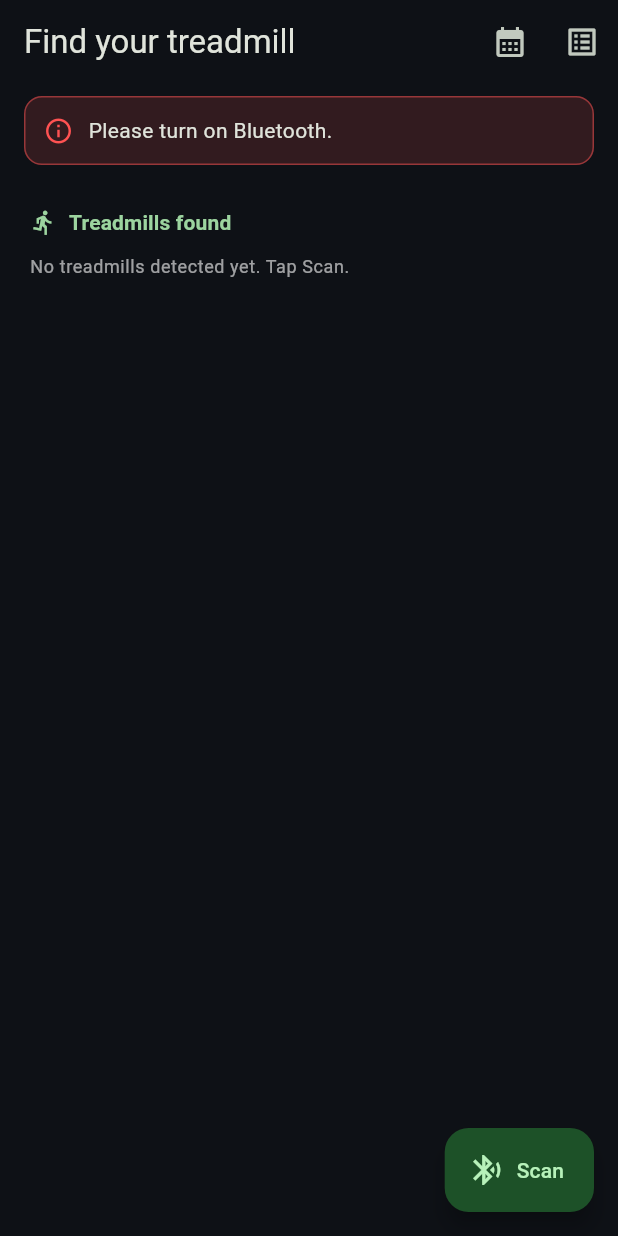
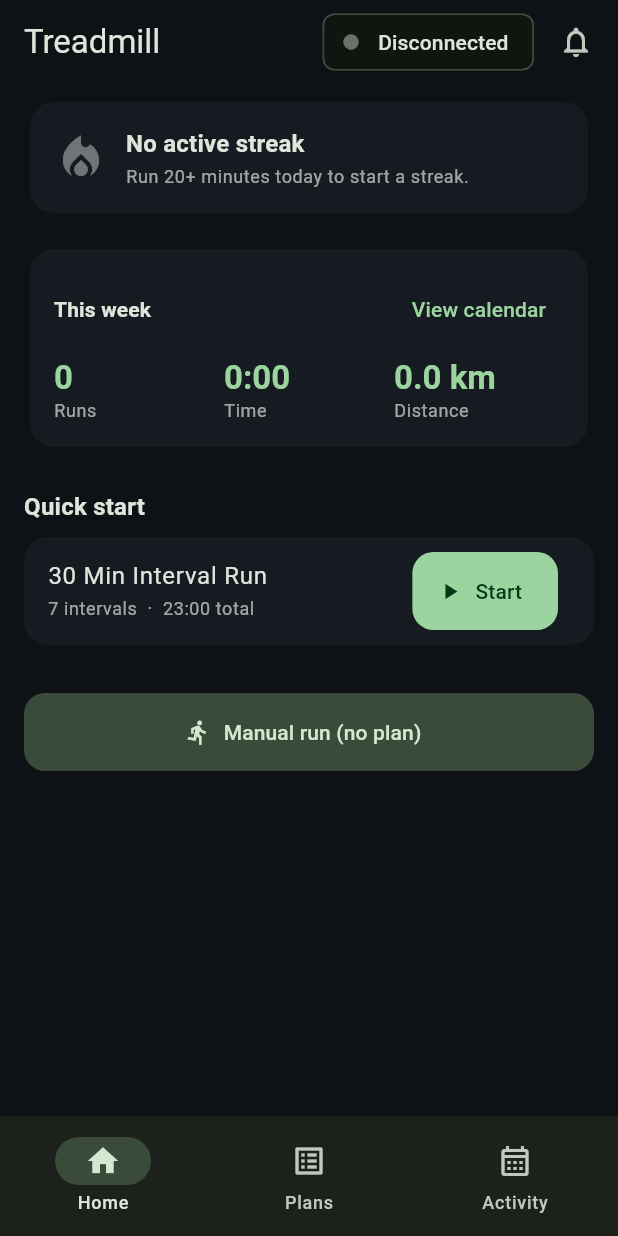
Before and after one commit to GodOfCoding1/treadmill_app, a Flutter app: the screen it shows after launch, on a phone screen of 412 x 824 dp. Run offline on Flutter 3.47's test engine with Material 3 defaults, Android fonts, the phone set to English and light mode, and no system bars; our stand-ins replace flutter_local_notifications, flutter_riverpod, flutter_timezone, go_router, shared_preferences, timezone and 1 more; missing offline and left inert: flutter_foreground_task, universal_ble.

Commit message:
Implement pending intent handling and update navigation structure
- Introduced a `PendingIntent` class to manage user actions requiring treadmill connection.
- Updated routing to include a home screen and reorganized navigation for better user experience.
- Modified the active workout and dashboard screens to navigate to the home screen instead of the dashboard after certain actions.
- Refactored the plan list screen to ensure treadmill connection before starting workouts.
- Enhanced the scan screen to resolve pending intents upon successful connection.

```diff
--- a/lib/app_providers.dart
+++ b/lib/app_providers.dart
@@ -99,3 +99,25 @@ final workoutEngineProvider = ChangeNotifierProvider<WorkoutEngine>((ref) {
   final tracker = ref.read(activityTrackerProvider);
   return WorkoutEngine(ftms, tracker);
 });
+
+/// An action the user wanted to perform but that requires a treadmill
+/// connection first. Set before routing to the scan screen so it can be
+/// resumed automatically once a treadmill is connected.
+sealed class PendingIntent {
+  const PendingIntent();
+}
+
+/// Start the given workout plan once connected.
+class StartPlanIntent extends PendingIntent {
+  const StartPlanIntent(this.plan);
+  final WorkoutPlan plan;
+}
+
+/// Open the manual treadmill control screen once connected.
+class OpenControlIntent extends PendingIntent {
+  const OpenControlIntent();
+}
+
+/// Holds a deferred [PendingIntent] across the connect flow. Cleared once
+/// resolved by the scan screen after a successful connection.
+final pendingIntentProvider = StateProvider<PendingIntent?>((ref) => null);
--- a/lib/ui/active/active_workout_screen.dart
+++ b/lib/ui/active/active_workout_screen.dart
@@ -68,7 +68,9 @@ class _ActiveWorkoutScreenState extends ConsumerState<ActiveWorkoutScreen>
       await engine.stop();
       ref.invalidate(activitiesProvider);
       await rescheduleReminders(ref);
-      if (mounted) context.pop();
+      if (mounted) {
+        context.canPop() ? context.pop() : context.go(AppRoutes.home);
+      }
     }
   }
 
@@ -86,7 +88,7 @@ class _ActiveWorkoutScreenState extends ConsumerState<ActiveWorkoutScreen>
           engine.reset();
           ref.invalidate(activitiesProvider);
           rescheduleReminders(ref);
-          context.go(AppRoutes.dashboard);
+          context.go(AppRoutes.home);
         },
       );
     }
--- /dev/null
+++ b/lib/ui/home/home_screen.dart
@@ -0,0 +1,268 @@
+import 'package:flutter/material.dart';
+import 'package:flutter_riverpod/flutter_riverpod.dart';
+import 'package:go_router/go_router.dart';
+
+import '../../app_providers.dart';
+import '../../ble/ftms_service.dart';
+import '../../core/format.dart';
+import '../../domain/activity_entry.dart';
+import '../../domain/workout_plan.dart';
+import '../connect_gate.dart';
+import '../router.dart';
+import '../widgets/streak_banner.dart';
+
+class HomeScreen extends ConsumerWidget {
+  const HomeScreen({super.key});
+
+  @override
+  Widget build(BuildContext context, WidgetRef ref) {
+    final theme = Theme.of(context);
+
+    return Scaffold(
+      appBar: AppBar(
+        title: const Text('Treadmill'),
+        actions: const [
+          _ConnectionChip(),
+          SizedBox(width: 4),
+          _RemindersButton(),
+          SizedBox(width: 4),
+        ],
+      ),
+      body: ListView(
+        padding: const EdgeInsets.fromLTRB(16, 8, 16, 24),
+        children: [
+          const StreakBanner(),
+          const SizedBox(height: 16),
+          const _WeeklySummaryCard(),
+          const SizedBox(height: 24),
+          Text('Quick start',
+              style: theme.textTheme.titleMedium
+                  ?.copyWith(fontWeight: FontWeight.bold)),
+          const SizedBox(height: 8),
+          const _QuickStartPlans(),
+          const SizedBox(height: 24),
+          FilledButton.tonalIcon(
+            onPressed: () =>
+                ensureConnectedThen(context, ref, const OpenControlIntent()),
+            icon: const Icon(Icons.directions_run),
+            label: const Text('Manual run (no plan)'),
+          ),
+        ],
+      ),
+    );
+  }
+}
+
+class _ConnectionChip extends ConsumerWidget {
+  const _ConnectionChip();
+
+  @override
+  Widget build(BuildContext context, WidgetRef ref) {
+    final theme = Theme.of(context);
+    final ftms = ref.watch(ftmsServiceProvider);
+    final connected = ftms.status == FtmsConnectionStatus.ready;
+    final busy = ftms.status == FtmsConnectionStatus.connecting ||
+        ftms.status == FtmsConnectionStatus.discovering ||
+        ftms.status == FtmsConnectionStatus.requestingControl ||
+        ftms.status == FtmsConnectionStatus.reconnecting;
+
+    final color = connected
+        ? theme.colorScheme.primary
+        : (busy ? Colors.amber : theme.disabledColor);
+    final label = connected
+        ? 'Connected'
+        : (busy ? 'Connecting' : 'Disconnected');
+
+    return ActionChip(
+      avatar: Icon(Icons.circle, size: 12, color: color),
+      label: Text(label),
+      onPressed: () {
+        if (connected) {
+          context.push(AppRoutes.control);
+        } else {
+          context.push(AppRoutes.scan);
+        }
+      },
+    );
+  }
+}
+
+class _RemindersButton extends StatelessWidget {
+  const _RemindersButton();
+
+  @override
+  Widget build(BuildContext context) {
+    return IconButton(
+      tooltip: 'Reminders',
+      icon: const Icon(Icons.notifications_outlined),
+      onPressed: () => context.push(AppRoutes.reminders),
+    );
+  }
+}
+
+class _WeeklySummaryCard extends ConsumerWidget {
+  const _WeeklySummaryCard();
+
+  @override
+  Widget build(BuildContext context, WidgetRef ref) {
+    final theme = Theme.of(context);
+    final activitiesAsync = ref.watch(activitiesProvider);
+
+    final activities = activitiesAsync.asData?.value ?? const <ActivityEntry>[];
+    final now = DateTime.now();
+    // Start of the current week (Monday).
+    final today = DateTime(now.year, now.month, now.day);
+    final weekStart = today.subtract(Duration(days: today.weekday - 1));
+
+    final thisWeek = activities.where((a) {
+      final d = a.day;
+      return !d.isBefore(weekStart);
+    }).toList();
+
+    final runs = thisWeek.length;
+    final totalSec =
+        thisWeek.fold<int>(0, (sum, a) => sum + a.durationSec);
+    final distanceMeters = thisWeek.fold<int>(
+        0, (sum, a) => sum + (a.distanceMeters ?? 0));
+
+    return Card(
+      child: Padding(
+        padding: const EdgeInsets.all(16),
+        child: Column(
+          crossAxisAlignment: CrossAxisAlignment.start,
+          children: [
+            Row(
+              mainAxisAlignment: MainAxisAlignment.spaceBetween,
+              children: [
+                Text('This week',
+                    style: theme.textTheme.titleSmall
+                        ?.copyWith(fontWeight: FontWeight.bold)),
+                TextButton(
+                  onPressed: () => context.go(AppRoutes.activity),
+                  child: const Text('View calendar'),
+                ),
+              ],
+            ),
+            const SizedBox(height: 8),
+            Row(
+              children: [
+                _SummaryStat(label: 'Runs', value: '$runs'),
+                _SummaryStat(
+                    label: 'Time', value: formatDuration(totalSec)),
+                _SummaryStat(
+                  label: 'Distance',
+                  value: '${(distanceMeters / 1000).toStringAsFixed(1)} km',
+                ),
+              ],
+            ),
+          ],
+        ),
+      ),
+    );
+  }
+}
+
+class _SummaryStat extends StatelessWidget {
+  const _SummaryStat({required this.label, required this.value});
+  final String label;
+  final String value;
+
+  @override
+  Widget build(BuildContext context) {
+    final theme = Theme.of(context);
+    return Expanded(
+      child: Column(
+        crossAxisAlignment: CrossAxisAlignment.start,
+        children: [
+          Text(value,
+              style: theme.textTheme.titleLarge?.copyWith(
+                fontWeight: FontWeight.bold,
+                color: theme.colorScheme.primary,
+              )),
+          Text(label,
+              style: theme.textTheme.bodySmall
+                  ?.copyWith(color: theme.hintColor)),
+        ],
+      ),
+    );
+  }
+}
+
+class _QuickStartPlans extends ConsumerWidget {
+  const _QuickStartPlans();
+
+  @override
+  Widget build(BuildContext context, WidgetRef ref) {
+    final plansAsync = ref.watch(plansProvider);
+
+    return plansAsync.when(
+      loading: () => const Padding(
+        padding: EdgeInsets.symmetric(vertical: 24),
+        child: Center(child: CircularProgressIndicator()),
+      ),
+      error: (e, _) => Text('Failed to load plans: $e'),
+      data: (plans) {
+        if (plans.isEmpty) {
+          return Card(
+            child: Padding(
+              padding: const EdgeInsets.all(16),
+              child: Column(
+                crossAxisAlignment: CrossAxisAlignment.start,
+                children: [
+                  const Text('No workout plans yet.'),
+                  const SizedBox(height: 8),
+                  FilledButton.tonal(
+                    onPressed: () => context.go(AppRoutes.plans),
+                    child: const Text('Create a plan'),
+                  ),
+                ],
+              ),
+            ),
+          );
+        }
+
+        final top = plans.take(3).toList();
+        return Column(
+          children: [
+            ...top.map((p) => _QuickPlanTile(plan: p)),
+            if (plans.length > top.length)
+              Align(
+                alignment: Alignment.centerLeft,
+                child: TextButton(
+                  onPressed: () => context.go(AppRoutes.plans),
+                  child: Text('See all ${plans.length} plans'),
+                ),
+              ),
+          ],
+        );
+      },
+    );
+  }
+}
+
+class _QuickPlanTile extends ConsumerWidget {
+  const _QuickPlanTile({required this.plan});
+  final WorkoutPlan plan;
+
+  @override
+  Widget build(BuildContext context, WidgetRef ref) {
+    final theme = Theme.of(context);
+    return Card(
+      margin: const EdgeInsets.only(bottom: 8),
+      child: ListTile(
+        title: Text(plan.name),
+        subtitle: Text(
+          '${plan.intervalCount} intervals  ·  '
+          '${formatDuration(plan.totalDurationSec)} total',
+          style: theme.textTheme.bodySmall?.copyWith(color: theme.hintColor),
+        ),
+        trailing: FilledButton.icon(
+          onPressed: () =>
+              ensureConnectedThen(context, ref, StartPlanIntent(plan)),
+          icon: const Icon(Icons.play_arrow),
+          label: const Text('Start'),
+        ),
+      ),
+    );
+  }
+}
--- a/lib/ui/router.dart
+++ b/lib/ui/router.dart
@@ -1,3 +1,4 @@
+import 'package:flutter/material.dart';
 import 'package:go_router/go_router.dart';
 
 import '../domain/workout_plan.dart';
@@ -5,53 +6,123 @@ import 'active/active_workout_screen.dart';
 import 'activity/activity_calendar_screen.dart';
 import 'builder/plan_builder_screen.dart';
 import 'dashboard/dashboard_screen.dart';
+import 'home/home_screen.dart';
 import 'plans/plan_list_screen.dart';
 import 'scan/scan_screen.dart';
 import 'settings/reminders_screen.dart';
 
 class AppRoutes {
   AppRoutes._();
-  static const scan = '/';
-  static const dashboard = '/dashboard';
+  static const home = '/home';
   static const plans = '/plans';
+  static const activity = '/activity';
+  static const scan = '/scan';
+  static const control = '/control';
   static const planBuilder = '/plans/edit';
   static const activeWorkout = '/active';
-  static const activity = '/activity';
   static const reminders = '/reminders';
 }
 
+final _rootNavigatorKey = GlobalKey<NavigatorState>();
+
 final appRouter = GoRouter(
-  initialLocation: AppRoutes.scan,
+  navigatorKey: _rootNavigatorKey,
+  initialLocation: AppRoutes.home,
   routes: [
+    StatefulShellRoute.indexedStack(
+      builder: (context, state, navigationShell) =>
+          _ScaffoldWithNav(navigationShell: navigationShell),
+      branches: [
+        StatefulShellBranch(
+          routes: [
+            GoRoute(
+              path: AppRoutes.home,
+              builder: (context, state) => const HomeScreen(),
+            ),
+          ],
+        ),
+        StatefulShellBranch(
+          routes: [
+            GoRoute(
+              path: AppRoutes.plans,
+              builder: (context, state) => const PlanListScreen(),
+            ),
+          ],
+        ),
+        StatefulShellBranch(
+          routes: [
+            GoRoute(
+              path: AppRoutes.activity,
+              builder: (context, state) => const ActivityCalendarScreen(),
+            ),
+          ],
+        ),
+      ],
+    ),
     GoRoute(
       path: AppRoutes.scan,
+      parentNavigatorKey: _rootNavigatorKey,
       builder: (context, state) => const ScanScreen(),
     ),
     GoRoute(
-      path: AppRoutes.dashboard,
+      path: AppRoutes.control,
+      parentNavigatorKey: _rootNavigatorKey,
       builder: (context, state) => const DashboardScreen(),
     ),
     GoRoute(
-      path: AppRoutes.plans,
-      builder: (context, state) => const PlanListScreen(),
-    ),
-    GoRoute(
       path: AppRoutes.planBuilder,
+      parentNavigatorKey: _rootNavigatorKey,
       builder: (context, state) =>
           PlanBuilderScreen(existing: state.extra as WorkoutPlan?),
     ),
     GoRoute(
       path: AppRoutes.activeWorkout,
+      parentNavigatorKey: _rootNavigatorKey,
       builder: (context, state) =>
           ActiveWorkoutScreen(plan: state.extra as WorkoutPlan),
     ),
     GoRoute(
-      path: AppRoutes.activity,
-      builder: (context, state) => const ActivityCalendarScreen(),
-    ),
-    GoRoute(
       path: AppRoutes.reminders,
+      parentNavigatorKey: _rootNavigatorKey,
       builder: (context, state) => const RemindersScreen(),
     ),
   ],
 );
+
+/// Hosts the persistent bottom [NavigationBar] for the tabbed branches.
+class _ScaffoldWithNav extends StatelessWidget {
+  const _ScaffoldWithNav({required this.navigationShell});
+
+  final StatefulNavigationShell navigationShell;
+
+  @override
+  Widget build(BuildContext context) {
+    return Scaffold(
+      body: navigationShell,
+      bottomNavigationBar: NavigationBar(
+        selectedIndex: navigationShell.currentIndex,
+        onDestinationSelected: (index) => navigationShell.goBranch(
+          index,
+          initialLocation: index == navigationShell.currentIndex,
+        ),
+        destinations: const [
+          NavigationDestination(
+            icon: Icon(Icons.home_outlined),
+            selectedIcon: Icon(Icons.home),
+            label: 'Home',
+          ),
+          NavigationDestination(
+            icon: Icon(Icons.list_alt_outlined),
+            selectedIcon: Icon(Icons.list_alt),
+            label: 'Plans',
+          ),
+          NavigationDestination(
+            icon: Icon(Icons.calendar_month_outlined),
+            selectedIcon: Icon(Icons.calendar_month),
+            label: 'Activity',
+          ),
+        ],
+      ),
+    );
+  }
+}
--- a/lib/ui/scan/scan_screen.dart
+++ b/lib/ui/scan/scan_screen.dart
@@ -4,6 +4,7 @@ import 'package:go_router/go_router.dart';
 
 import '../../app_providers.dart';
 import '../../ble/scan_controller.dart';
+import '../connect_gate.dart';
 import '../router.dart';
 
 class ScanScreen extends ConsumerStatefulWidget {
@@ -36,7 +37,11 @@ class _ScanScreenState extends ConsumerState<ScanScreen> {
     setState(() => _connecting = false);
 
     if (ok) {
-      context.go(AppRoutes.dashboard);
+      // Resume whatever the user was trying to do before connecting; fall back
+      // to the manual control screen if there was no pending intent.
+      if (!resolvePendingIntent(context, ref)) {
+        context.go(AppRoutes.control);
+      }
     } else {
       ScaffoldMessenger.of(context).showSnackBar(
         SnackBar(content: Text(ftms.errorMessage ?? 'Could not connect.')),
@@ -51,18 +56,6 @@ class _ScanScreenState extends ConsumerState<ScanScreen> {
     return Scaffold(
       appBar: AppBar(
         title: const Text('Find your treadmill'),
-        actions: [
-          IconButton(
-            tooltip: 'Activity calendar',
-            icon: const Icon(Icons.calendar_month),
-            onPressed: () => context.push(AppRoutes.activity),
-          ),
-          IconButton(
-            tooltip: 'Workout plans',
-            icon: const Icon(Icons.list_alt),
-            onPressed: () => context.push(AppRoutes.plans),
-          ),
-        ],
       ),
       floatingActionButton: FloatingActionButton.extended(
         onPressed: scan.isScanning ? scan.stopScan : scan.startScan,
--- /dev/null
+++ b/lib/ui/widgets/streak_banner.dart
@@ -0,0 +1,71 @@
+import 'package:flutter/material.dart';
+import 'package:flutter_riverpod/flutter_riverpod.dart';
+
+import '../../app_providers.dart';
+
+/// Shows the user's current running streak and personal best. Returns an empty
+/// box while stats are still loading.
+class StreakBanner extends ConsumerWidget {
+  const StreakBanner({super.key});
+
+  @override
+  Widget build(BuildContext context, WidgetRef ref) {
+    final theme = Theme.of(context);
+    final stats = ref.watch(streakStatsProvider);
+    final value = stats.asData?.value;
+    if (value == null) return const SizedBox.shrink();
+
+    final hasStreak = value.current > 0;
+    final color = hasStreak ? theme.colorScheme.primary : theme.disabledColor;
+
+    String subtitle;
+    if (!hasStreak) {
+      subtitle = 'Run 20+ minutes today to start a streak.';
+    } else if (value.atRisk) {
+      subtitle = 'Run today to keep it going!';
+    } else {
+      subtitle = 'Nice — you worked out today.';
+    }
+
+    return Card(
+      child: Padding(
+        padding: const EdgeInsets.all(16),
+        child: Row(
+          children: [
+            Icon(Icons.local_fire_department, color: color, size: 36),
+            const SizedBox(width: 12),
+            Expanded(
+              child: Column(
+                crossAxisAlignment: CrossAxisAlignment.start,
+                children: [
+                  Text(
+                    hasStreak
+                        ? '${value.current} day streak'
+                        : 'No active streak',
+                    style: theme.textTheme.titleMedium
+                        ?.copyWith(fontWeight: FontWeight.bold),
+                  ),
+                  const SizedBox(height: 2),
+                  Text(subtitle,
+                      style: theme.textTheme.bodySmall
+                          ?.copyWith(color: theme.hintColor)),
+                ],
+              ),
+            ),
+            if (value.longest > 0)
+              Column(
+                crossAxisAlignment: CrossAxisAlignment.end,
+                children: [
+                  Text('Best',
+                      style: theme.textTheme.labelSmall
+                          ?.copyWith(color: theme.hintColor)),
+                  Text('${value.longest}',
+                      style: theme.textTheme.titleMedium),
+                ],
+              ),
+          ],
+        ),
+      ),
+    );
+  }
+}
```
Also changed, not shown: lib/ui/connect_gate.dart (added, +69 -0 lines), lib/ui/dashboard/dashboard_screen.dart (+23 -85 lines), lib/ui/plans/plan_list_screen.dart (+2 -10 lines).
